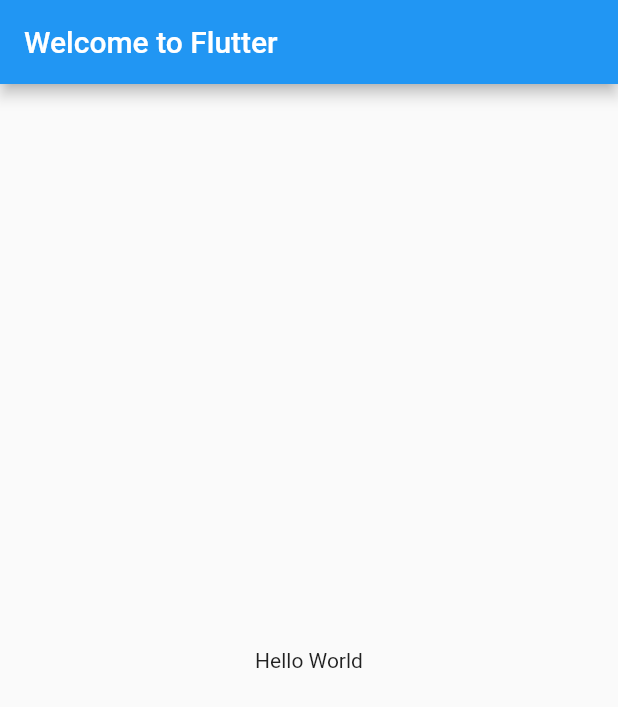
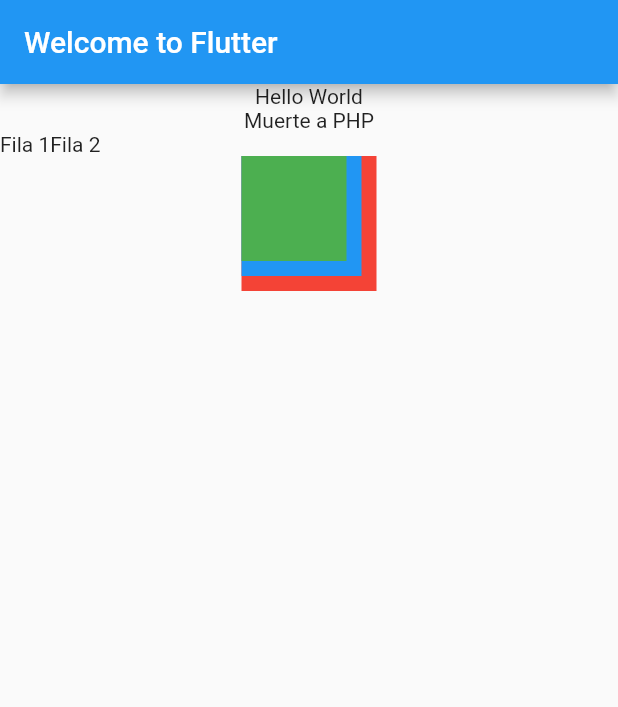
Before and after one commit to LuisLiraC/catalogo_udg, a Flutter app: the screen it shows after launch, on a phone screen of 412 x 824 dp. Shown: the top 707 px of the screen. Run offline on Flutter 3.47's test engine with Material 2 defaults, Android fonts, the phone set to English and light mode, and no system bars.

Commit message:
3.4. Utilización de widgets

```diff
--- a/lib/main.dart
+++ b/lib/main.dart
@@ -15,8 +15,36 @@
         appBar: AppBar(
           title: const Text('Welcome to Flutter'),
         ),
-        body: const Center(
-          child: Text('Hello World'),
+        body: Column(
+          children: [
+            const Text('Hello World'),
+            const Text('Muerte a PHP'),
+            Row(
+              children: const <Widget> [
+                Text('Fila 1'),
+                Text('Fila 2'),
+              ],
+            ),
+            Stack(
+              children: <Widget>[
+                Container(
+                  width: 90,
+                  height: 90,
+                  color: Colors.red,
+                ),
+                Container(
+                  width: 80,
+                  height: 80,
+                  color: Colors.blue,
+                ),
+                Container(
+                  width: 70,
+                  height: 70,
+                  color: Colors.green,
+                ),
+              ],
+            )
+          ],
         ),
       ),
     );
```
